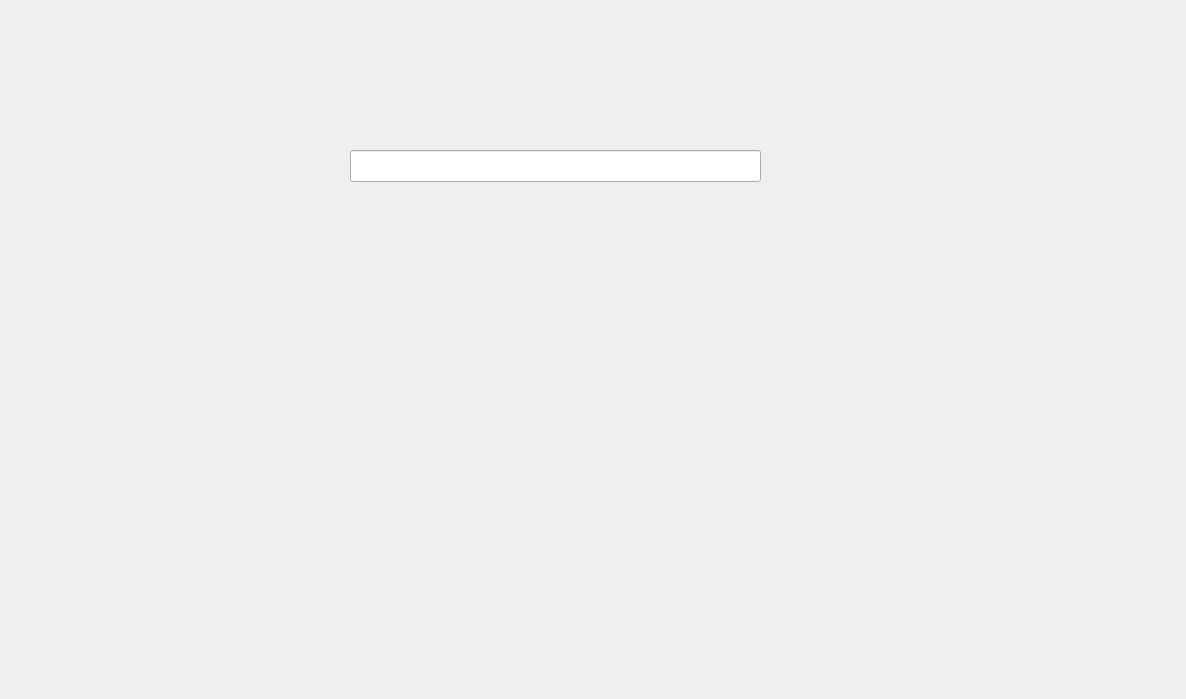
This is ui/exploremap.ui in ziaddevv/Guide_Me_Path_Finder as Qt 5 draws it before an edit. The edited form follows.
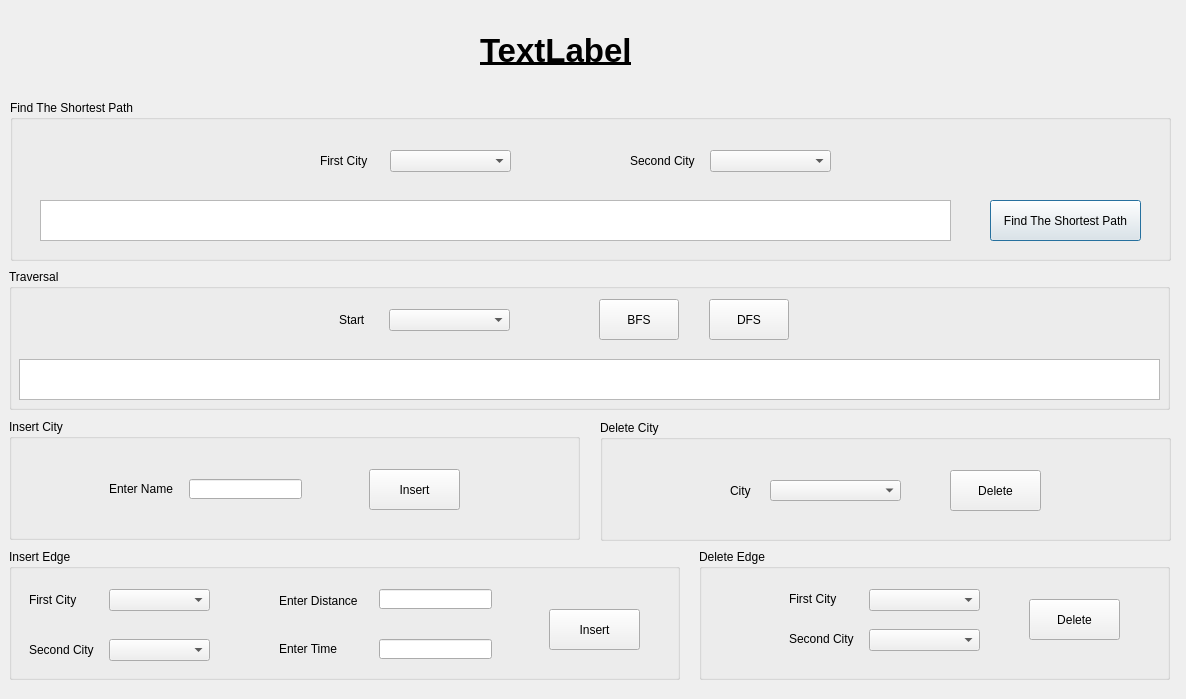
This is the edited form.

The edit to the form file:
```diff
--- a/ui/exploremap.ui
+++ b/ui/exploremap.ui
@@ -13,15 +13,467 @@
   <property name="windowTitle">
    <string>Dialog</string>
   </property>
-  <widget class="QLineEdit" name="lineEdit">
+  <widget class="QLabel" name="label">
    <property name="geometry">
     <rect>
-     <x>350</x>
-     <y>150</y>
-     <width>411</width>
-     <height>32</height>
+     <x>480</x>
+     <y>20</y>
+     <width>291</width>
+     <height>61</height>
     </rect>
    </property>
+   <property name="font">
+    <font>
+     <pointsize>25</pointsize>
+     <bold>true</bold>
+     <underline>true</underline>
+    </font>
+   </property>
+   <property name="text">
+    <string>TextLabel</string>
+   </property>
+  </widget>
+  <widget class="QGroupBox" name="groupBox">
+   <property name="geometry">
+    <rect>
+     <x>10</x>
+     <y>100</y>
+     <width>1161</width>
+     <height>161</height>
+    </rect>
+   </property>
+   <property name="title">
+    <string>Find The Shortest Path</string>
+   </property>
+   <widget class="QComboBox" name="city1">
+    <property name="geometry">
+     <rect>
+      <x>380</x>
+      <y>50</y>
+      <width>121</width>
+      <height>22</height>
+     </rect>
+    </property>
+   </widget>
+   <widget class="QComboBox" name="city2">
+    <property name="geometry">
+     <rect>
+      <x>700</x>
+      <y>50</y>
+      <width>121</width>
+      <height>22</height>
+     </rect>
+    </property>
+   </widget>
+   <widget class="QLabel" name="label_2">
+    <property name="geometry">
+     <rect>
+      <x>310</x>
+      <y>50</y>
+      <width>51</width>
+      <height>21</height>
+     </rect>
+    </property>
+    <property name="text">
+     <string>First City</string>
+    </property>
+   </widget>
+   <widget class="QLabel" name="label_3">
+    <property name="geometry">
+     <rect>
+      <x>620</x>
+      <y>50</y>
+      <width>71</width>
+      <height>21</height>
+     </rect>
+    </property>
+    <property name="text">
+     <string>Second City</string>
+    </property>
+   </widget>
+   <widget class="QPushButton" name="findPath">
+    <property name="geometry">
+     <rect>
+      <x>980</x>
+      <y>100</y>
+      <width>151</width>
+      <height>41</height>
+     </rect>
+    </property>
+    <property name="text">
+     <string>Find The Shortest Path</string>
+    </property>
+   </widget>
+   <widget class="QTextBrowser" name="path">
+    <property name="geometry">
+     <rect>
+      <x>30</x>
+      <y>100</y>
+      <width>911</width>
+      <height>41</height>
+     </rect>
+    </property>
+   </widget>
+  </widget>
+  <widget class="QGroupBox" name="groupBox_2">
+   <property name="geometry">
+    <rect>
+     <x>9</x>
+     <y>269</y>
+     <width>1161</width>
+     <height>141</height>
+    </rect>
+   </property>
+   <property name="title">
+    <string>Traversal</string>
+   </property>
+   <widget class="QTextBrowser" name="traversal">
+    <property name="geometry">
+     <rect>
+      <x>10</x>
+      <y>90</y>
+      <width>1141</width>
+      <height>41</height>
+     </rect>
+    </property>
+   </widget>
+   <widget class="QComboBox" name="start">
+    <property name="geometry">
+     <rect>
+      <x>380</x>
+      <y>40</y>
+      <width>121</width>
+      <height>22</height>
+     </rect>
+    </property>
+   </widget>
+   <widget class="QLabel" name="label_4">
+    <property name="geometry">
+     <rect>
+      <x>330</x>
+      <y>40</y>
+      <width>51</width>
+      <height>21</height>
+     </rect>
+    </property>
+    <property name="text">
+     <string>Start</string>
+    </property>
+   </widget>
+   <widget class="QPushButton" name="BFS">
+    <property name="geometry">
+     <rect>
+      <x>590</x>
+      <y>30</y>
+      <width>80</width>
+      <height>41</height>
+     </rect>
+    </property>
+    <property name="text">
+     <string>BFS</string>
+    </property>
+   </widget>
+   <widget class="QPushButton" name="DFS">
+    <property name="geometry">
+     <rect>
+      <x>700</x>
+      <y>30</y>
+      <width>80</width>
+      <height>41</height>
+     </rect>
+    </property>
+    <property name="text">
+     <string>DFS</string>
+    </property>
+   </widget>
+  </widget>
+  <widget class="QGroupBox" name="groupBox_3">
+   <property name="geometry">
+    <rect>
+     <x>9</x>
+     <y>419</y>
+     <width>571</width>
+     <height>121</height>
+    </rect>
+   </property>
+   <property name="title">
+    <string>Insert City</string>
+   </property>
+   <widget class="QLineEdit" name="insertCity">
+    <property name="geometry">
+     <rect>
+      <x>180</x>
+      <y>60</y>
+      <width>113</width>
+      <height>20</height>
+     </rect>
+    </property>
+   </widget>
+   <widget class="QLabel" name="label_5">
+    <property name="geometry">
+     <rect>
+      <x>100</x>
+      <y>60</y>
+      <width>71</width>
+      <height>20</height>
+     </rect>
+    </property>
+    <property name="text">
+     <string>Enter Name</string>
+    </property>
+   </widget>
+   <widget class="QPushButton" name="IC">
+    <property name="geometry">
+     <rect>
+      <x>360</x>
+      <y>50</y>
+      <width>91</width>
+      <height>41</height>
+     </rect>
+    </property>
+    <property name="text">
+     <string>Insert</string>
+    </property>
+   </widget>
+  </widget>
+  <widget class="QGroupBox" name="groupBox_4">
+   <property name="geometry">
+    <rect>
+     <x>600</x>
+     <y>420</y>
+     <width>571</width>
+     <height>121</height>
+    </rect>
+   </property>
+   <property name="title">
+    <string>Delete City</string>
+   </property>
+   <widget class="QPushButton" name="DC">
+    <property name="geometry">
+     <rect>
+      <x>350</x>
+      <y>50</y>
+      <width>91</width>
+      <height>41</height>
+     </rect>
+    </property>
+    <property name="text">
+     <string>Delete</string>
+    </property>
+   </widget>
+   <widget class="QLabel" name="label_6">
+    <property name="geometry">
+     <rect>
+      <x>130</x>
+      <y>60</y>
+      <width>37</width>
+      <height>21</height>
+     </rect>
+    </property>
+    <property name="text">
+     <string>City</string>
+    </property>
+   </widget>
+   <widget class="QComboBox" name="DCity">
+    <property name="geometry">
+     <rect>
+      <x>170</x>
+      <y>60</y>
+      <width>131</width>
+      <height>21</height>
+     </rect>
+    </property>
+   </widget>
+  </widget>
+  <widget class="QGroupBox" name="groupBox_5">
+   <property name="geometry">
+    <rect>
+     <x>9</x>
+     <y>549</y>
+     <width>671</width>
+     <height>131</height>
+    </rect>
+   </property>
+   <property name="title">
+    <string>Insert Edge</string>
+   </property>
+   <widget class="QComboBox" name="IECity1">
+    <property name="geometry">
+     <rect>
+      <x>100</x>
+      <y>40</y>
+      <width>101</width>
+      <height>22</height>
+     </rect>
+    </property>
+   </widget>
+   <widget class="QComboBox" name="IECity2">
+    <property name="geometry">
+     <rect>
+      <x>100</x>
+      <y>90</y>
+      <width>101</width>
+      <height>22</height>
+     </rect>
+    </property>
+   </widget>
+   <widget class="QLabel" name="label_7">
+    <property name="geometry">
+     <rect>
+      <x>20</x>
+      <y>40</y>
+      <width>51</width>
+      <height>21</height>
+     </rect>
+    </property>
+    <property name="text">
+     <string>First City</string>
+    </property>
+   </widget>
+   <widget class="QLabel" name="label_8">
+    <property name="geometry">
+     <rect>
+      <x>20</x>
+      <y>90</y>
+      <width>71</width>
+      <height>21</height>
+     </rect>
+    </property>
+    <property name="text">
+     <string>Second City</string>
+    </property>
+   </widget>
+   <widget class="QLabel" name="label_9">
+    <property name="geometry">
+     <rect>
+      <x>270</x>
+      <y>41</y>
+      <width>81</width>
+      <height>21</height>
+     </rect>
+    </property>
+    <property name="text">
+     <string>Enter Distance</string>
+    </property>
+   </widget>
+   <widget class="QLabel" name="label_10">
+    <property name="geometry">
+     <rect>
+      <x>270</x>
+      <y>90</y>
+      <width>61</width>
+      <height>20</height>
+     </rect>
+    </property>
+    <property name="text">
+     <string>Enter Time</string>
+    </property>
+   </widget>
+   <widget class="QLineEdit" name="distance">
+    <property name="geometry">
+     <rect>
+      <x>370</x>
+      <y>40</y>
+      <width>113</width>
+      <height>20</height>
+     </rect>
+    </property>
+   </widget>
+   <widget class="QLineEdit" name="time">
+    <property name="geometry">
+     <rect>
+      <x>370</x>
+      <y>90</y>
+      <width>113</width>
+      <height>20</height>
+     </rect>
+    </property>
+   </widget>
+   <widget class="QPushButton" name="IE">
+    <property name="geometry">
+     <rect>
+      <x>540</x>
+      <y>60</y>
+      <width>91</width>
+      <height>41</height>
+     </rect>
+    </property>
+    <property name="text">
+     <string>Insert</string>
+    </property>
+   </widget>
+  </widget>
+  <widget class="QGroupBox" name="groupBox_6">
+   <property name="geometry">
+    <rect>
+     <x>699</x>
+     <y>549</y>
+     <width>471</width>
+     <height>131</height>
+    </rect>
+   </property>
+   <property name="title">
+    <string>Delete Edge</string>
+   </property>
+   <widget class="QLabel" name="label_11">
+    <property name="geometry">
+     <rect>
+      <x>90</x>
+      <y>40</y>
+      <width>51</width>
+      <height>20</height>
+     </rect>
+    </property>
+    <property name="text">
+     <string>First City</string>
+    </property>
+   </widget>
+   <widget class="QLabel" name="label_12">
+    <property name="geometry">
+     <rect>
+      <x>90</x>
+      <y>80</y>
+      <width>71</width>
+      <height>20</height>
+     </rect>
+    </property>
+    <property name="text">
+     <string>Second City</string>
+    </property>
+   </widget>
+   <widget class="QComboBox" name="DECity1">
+    <property name="geometry">
+     <rect>
+      <x>170</x>
+      <y>40</y>
+      <width>111</width>
+      <height>22</height>
+     </rect>
+    </property>
+   </widget>
+   <widget class="QComboBox" name="DECity2">
+    <property name="geometry">
+     <rect>
+      <x>170</x>
+      <y>80</y>
+      <width>111</width>
+      <height>22</height>
+     </rect>
+    </property>
+   </widget>
+   <widget class="QPushButton" name="DE">
+    <property name="geometry">
+     <rect>
+      <x>330</x>
+      <y>50</y>
+      <width>91</width>
+      <height>41</height>
+     </rect>
+    </property>
+    <property name="text">
+     <string>Delete</string>
+    </property>
+   </widget>
   </widget>
  </widget>
  <resources/>
```
